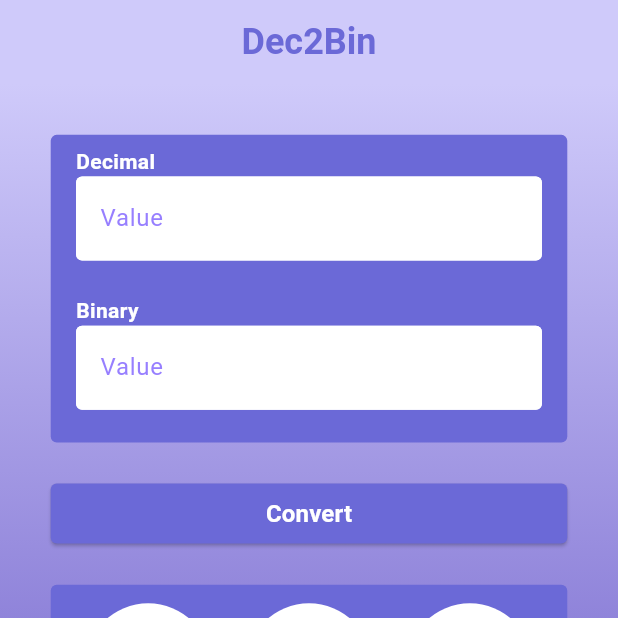
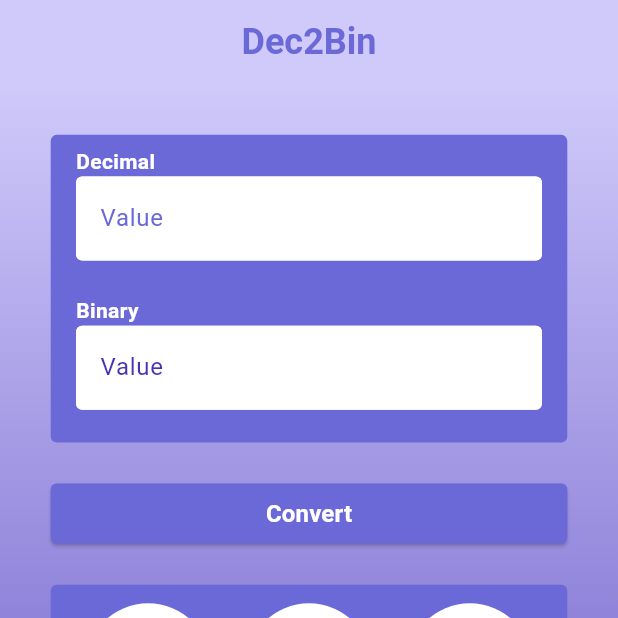
Before and after one commit to jagrati7305/binary-to-decimal-convertor, a Flutter app: the screen it shows after launch, on a phone screen of 412 x 824 dp, the top half of it. Run offline on Flutter 3.47's test engine with Material 3 defaults, Android fonts, the light colour scheme and no system bars.

Commit message:
Label Text Color Changed

```diff
--- a/lib/screens/binary_to_decimal_screen.dart
+++ b/lib/screens/binary_to_decimal_screen.dart
@@ -53,7 +53,7 @@ class _BinaryToDecimalScreenState extends State<BinaryToDecimalScreen> {
                       fontWeight: FontWeight.bold
                     ),
                   ),
-                  AppPlaceholder(),
+                  AppPlaceholder(textColor: AppColor.lightPurple,),
                   SizedBox(
                     height: Dimensions.heightFactor*24,
                   ),
@@ -64,7 +64,7 @@ class _BinaryToDecimalScreenState extends State<BinaryToDecimalScreen> {
                       fontWeight: FontWeight.bold
                     ),
                   ),
-                  AppPlaceholder(),
+                  AppPlaceholder(textColor: AppColor.lightPurple,),
                 ],
               ),
             ),
--- a/lib/screens/decimal_to_binary_screen.dart
+++ b/lib/screens/decimal_to_binary_screen.dart
@@ -53,7 +53,7 @@ class _DecimalToBinaryScreenState extends State<DecimalToBinaryScreen> {
                       fontWeight: FontWeight.bold
                     ),
                   ),
-                  AppPlaceholder(),
+                  AppPlaceholder(textColor: AppColor.placeholderColorDark,),
                   SizedBox(
                     height: Dimensions.heightFactor*24,
                   ),
@@ -64,7 +64,7 @@ class _DecimalToBinaryScreenState extends State<DecimalToBinaryScreen> {
                       fontWeight: FontWeight.bold
                     ),
                   ),
-                  AppPlaceholder(),
+                  AppPlaceholder(textColor: AppColor.darkPurple,),
                 ],
               ),
             ),
--- a/lib/widgets/placeholder.dart
+++ b/lib/widgets/placeholder.dart
@@ -2,9 +2,10 @@ import 'package:bin2dec/constants/app_color.dart';
 import 'package:flutter/material.dart';
 
 class AppPlaceholder extends StatefulWidget {
-
+  final Color textColor;
   const AppPlaceholder({
-    super.key,});
+    super.key,
+    required this.textColor});
 
   @override
   State<AppPlaceholder> createState() => _AppPlaceholderState();
@@ -20,7 +21,7 @@ class _AppPlaceholderState extends State<AppPlaceholder> {
         fillColor: AppColor.white,
         hintText: 'Value',
         hintStyle: TextStyle(
-          color: AppColor.lightPurple,
+          color: widget.textColor,
 
         ),
         focusedBorder: OutlineInputBorder(
```
